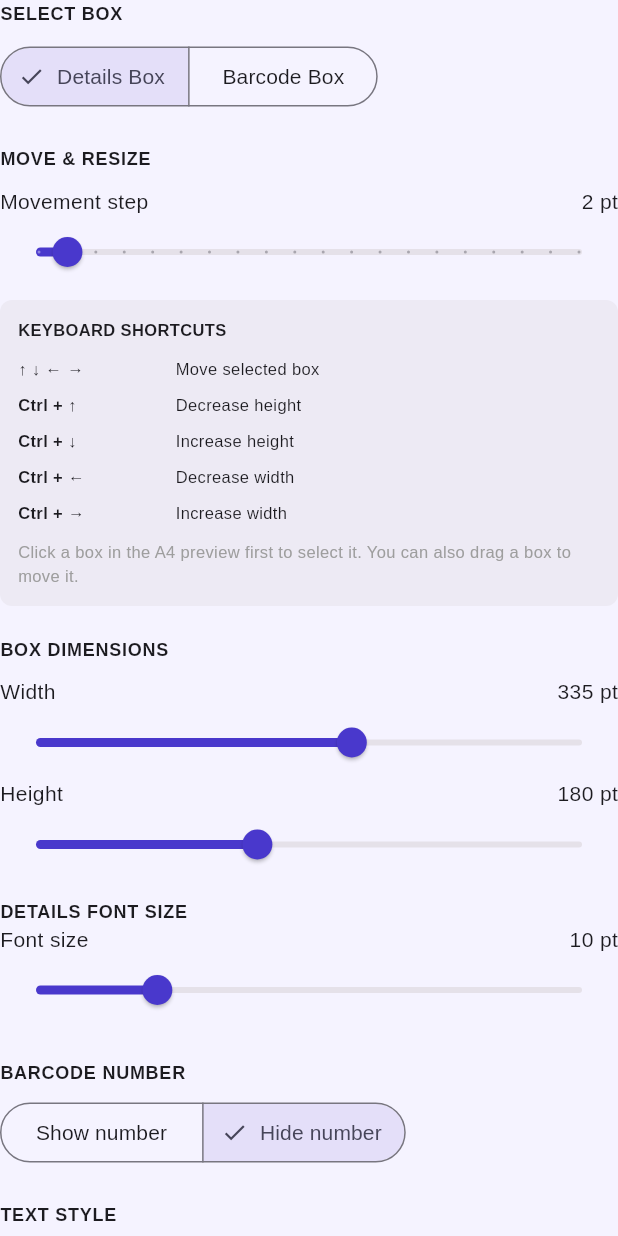
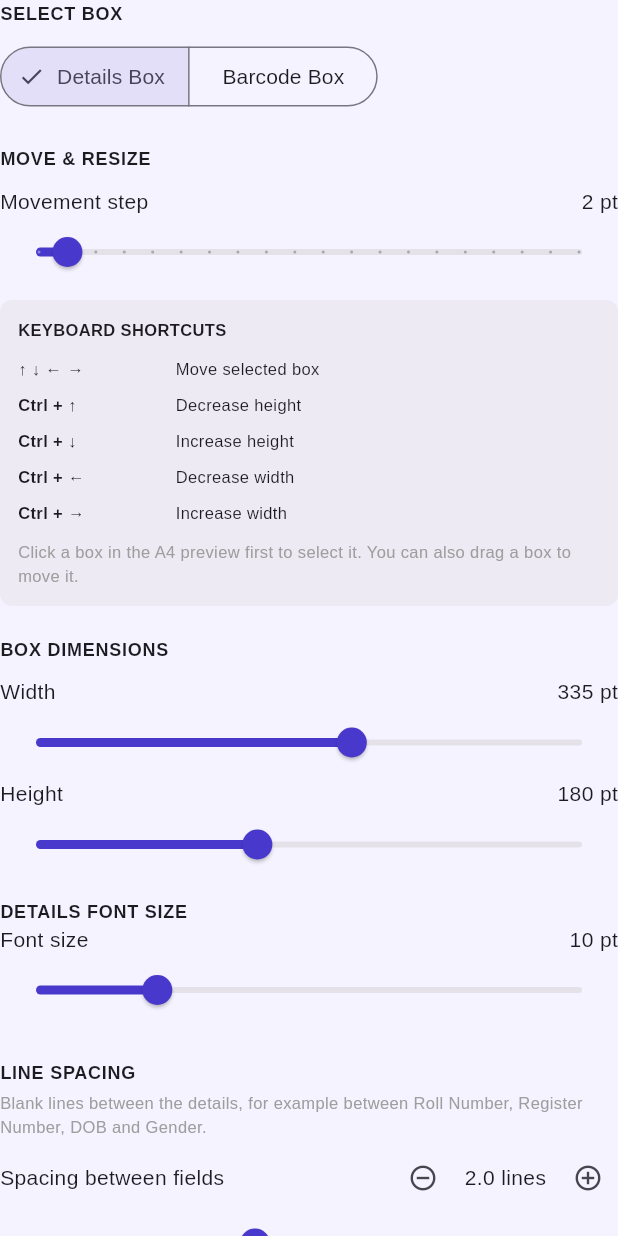
Before and after one commit to PRABAKARAN32/omr-pdf-generator, a Flutter app: the LayoutControls widget shown alone on an empty page, opened directly with empty values, on a phone screen of 412 x 824 dp. Run offline on Flutter 3.47's test engine with Material 3 defaults, Android fonts, the phone set to English and light mode, and no system bars; our stand-ins replace file_picker, flutter_riverpod, pdf, printing; missing offline and left inert: excel.

Commit message:
The Line spaceing is added.

```diff
--- a/lib/features/layout_designer/models/layout_configuration.dart
+++ b/lib/features/layout_designer/models/layout_configuration.dart
@@ -45,13 +45,35 @@ class LayoutConfiguration {
   static const double pageWidth = 595.28;
   static const double pageHeight = 841.89;
 
+  /// Line spacing = number of blank lines between two detail fields.
+  /// Decimal values are allowed (for example 1.1, 1.2, 1.4, 1.6).
+  static const double minLineSpacing = 0.0;
+  static const double maxLineSpacing = 5.0;
+  static const double defaultLineSpacing = 2.0;
+
+  /// Size of one step of the slider and of the + / - buttons.
+  static const double lineSpacingStep = 0.1;
+
+  /// Height of one blank line, relative to the font size.
+  /// This is the ONLY place to change if the spacing looks too big/small.
+  static const double _lineHeightFactor = 1.2;
+
+  /// Converts "N blank lines" into PDF points for the given font size.
+  /// Used by the A4 preview, the layout warnings and the PDF itself, so
+  /// all three always agree.
+  static double lineSpacingInPoints(double lines, double fontSize) {
+    return lines * fontSize * _lineHeightFactor;
+  }
+
   final LayoutBox detailsBox;
   final LayoutBox barcodeBox;
   final LayoutBoxType selectedBox;
 
   final double movementStep;
   final double detailsFontSize;
-  final double fieldSpacing;
+
+  /// Blank lines between the detail fields (0.0 to 5.0, default 2.0).
+  final double lineSpacing;
 
   final bool showBarcodeNumber;
   final LayoutTextStyle textStyle;
@@ -71,7 +93,7 @@ class LayoutConfiguration {
     this.selectedBox = LayoutBoxType.details,
     this.movementStep = 2,
     this.detailsFontSize = 10,
-    this.fieldSpacing = 2,
+    this.lineSpacing = defaultLineSpacing,
     this.showBarcodeNumber = false,
     this.textStyle = LayoutTextStyle.bold,
     this.applyDetailsToAll = true,
@@ -90,7 +112,7 @@ class LayoutConfiguration {
     LayoutBoxType? selectedBox,
     double? movementStep,
     double? detailsFontSize,
-    double? fieldSpacing,
+    double? lineSpacing,
     bool? showBarcodeNumber,
     LayoutTextStyle? textStyle,
     bool? applyDetailsToAll,
@@ -104,7 +126,7 @@ class LayoutConfiguration {
       selectedBox: selectedBox ?? this.selectedBox,
       movementStep: movementStep ?? this.movementStep,
       detailsFontSize: detailsFontSize ?? this.detailsFontSize,
-      fieldSpacing: fieldSpacing ?? this.fieldSpacing,
+      lineSpacing: lineSpacing ?? this.lineSpacing,
       showBarcodeNumber: showBarcodeNumber ?? this.showBarcodeNumber,
       textStyle: textStyle ?? this.textStyle,
       applyDetailsToAll: applyDetailsToAll ?? this.applyDetailsToAll,
@@ -121,7 +143,7 @@ class LayoutConfiguration {
       'selectedBox': selectedBox.name,
       'movementStep': movementStep,
       'detailsFontSize': detailsFontSize,
-      'fieldSpacing': fieldSpacing,
+      'lineSpacing': lineSpacing,
       'showBarcodeNumber': showBarcodeNumber,
       'textStyle': textStyle.name,
       'applyDetailsToAll': applyDetailsToAll,
@@ -172,8 +194,10 @@ class LayoutConfiguration {
       detailsFontSize:
           (json['detailsFontSize'] as num?)?.toDouble() ??
           defaults.detailsFontSize,
-      fieldSpacing:
-          (json['fieldSpacing'] as num?)?.toDouble() ?? defaults.fieldSpacing,
+      lineSpacing:
+          ((json['lineSpacing'] as num?)?.toDouble() ?? defaults.lineSpacing)
+              .clamp(minLineSpacing, maxLineSpacing)
+              .toDouble(),
       showBarcodeNumber:
           json['showBarcodeNumber'] as bool? ?? defaults.showBarcodeNumber,
       textStyle: LayoutTextStyle.values.firstWhere(
--- a/lib/features/layout_designer/providers/layout_configuration_provider.dart
+++ b/lib/features/layout_designer/providers/layout_configuration_provider.dart
@@ -164,9 +164,22 @@ class LayoutConfigurationNotifier extends Notifier<LayoutConfiguration> {
     state = state.copyWith(detailsFontSize: value);
   }
 
-  void updateFieldSpacing(double value) {
-    if (value < 0) return;
-    state = state.copyWith(fieldSpacing: value);
+  /// Blank lines between the detail fields, in steps of 0.1.
+  /// Always kept between 0.0 and 5.0.
+  void updateLineSpacing(double value) {
+    // Round to one decimal so values like 1.2000000000000002 never appear.
+    final rounded = (value * 10).round() / 10;
+
+    final lines = rounded
+        .clamp(
+          LayoutConfiguration.minLineSpacing,
+          LayoutConfiguration.maxLineSpacing,
+        )
+        .toDouble();
+
+    if ((lines - state.lineSpacing).abs() < 0.0001) return;
+
+    state = state.copyWith(lineSpacing: lines);
   }
 
   void updateShowBarcodeNumber(bool value) {
--- a/lib/features/layout_designer/screens/layout_designer_screen.dart
+++ b/lib/features/layout_designer/screens/layout_designer_screen.dart
@@ -159,7 +159,7 @@ class _LayoutDesignerScreenState extends ConsumerState<LayoutDesignerScreen> {
           ),
 
           Tooltip(
-            message: 'Zoom into the top half of the A4 page',
+            message: 'Zoom in. Use the side scroll bar or mouse wheel to move down the page',
             child: Row(
               mainAxisSize: MainAxisSize.min,
               children: [
@@ -171,7 +171,7 @@ class _LayoutDesignerScreenState extends ConsumerState<LayoutDesignerScreen> {
                     });
                   },
                 ),
-                const Text('Zoom first half'),
+                const Text('Zoom in'),
               ],
             ),
           ),
--- a/lib/features/layout_designer/widgets/layout_controls.dart
+++ b/lib/features/layout_designer/widgets/layout_controls.dart
@@ -151,6 +151,19 @@ class LayoutControls extends StatelessWidget {
 
         const SizedBox(height: 22),
 
+        _sectionTitle('LINE SPACING'),
+        const SizedBox(height: 4),
+        const Text(
+          'Blank lines between the details, for example between Roll '
+          'Number, Register Number, DOB and Gender.',
+          style: TextStyle(fontSize: 11, color: Colors.grey),
+        ),
+        const SizedBox(height: 6),
+
+        _lineSpacingControl(),
+
+        const SizedBox(height: 22),
+
         _sectionTitle('BARCODE NUMBER'),
         const SizedBox(height: 8),
 
@@ -239,6 +252,57 @@ class LayoutControls extends StatelessWidget {
     );
   }
 
+  Widget _lineSpacingControl() {
+    const minValue = LayoutConfiguration.minLineSpacing;
+    const maxValue = LayoutConfiguration.maxLineSpacing;
+    const step = LayoutConfiguration.lineSpacingStep;
+
+    final value = configuration.lineSpacing;
+    final divisions = ((maxValue - minValue) / step).round();
+
+    return Column(
+      children: [
+        Row(
+          children: [
+            const Text('Spacing between fields'),
+            const Spacer(),
+            IconButton(
+              tooltip: 'Decrease by 0.1',
+              visualDensity: VisualDensity.compact,
+              onPressed: value <= minValue
+                  ? null
+                  : () => notifier.updateLineSpacing(value - step),
+              icon: const Icon(Icons.remove_circle_outline, size: 20),
+            ),
+            SizedBox(
+              width: 70,
+              child: Text(
+                '${value.toStringAsFixed(1)} lines',
+                textAlign: TextAlign.center,
+              ),
+            ),
+            IconButton(
+              tooltip: 'Increase by 0.1',
+              visualDensity: VisualDensity.compact,
+              onPressed: value >= maxValue
+                  ? null
+                  : () => notifier.updateLineSpacing(value + step),
+              icon: const Icon(Icons.add_circle_outline, size: 20),
+            ),
+          ],
+        ),
+        Slider(
+          value: value.clamp(minValue, maxValue),
+          min: minValue,
+          max: maxValue,
+          divisions: divisions,
+          label: value.toStringAsFixed(1),
+          onChanged: notifier.updateLineSpacing,
+        ),
+      ],
+    );
+  }
+
   Widget _dimensionSlider({
     required String label,
     required double value,
@@ -246,6 +310,7 @@ class LayoutControls extends StatelessWidget {
     required double max,
     required ValueChanged<double> onChanged,
     String suffix = 'pt',
+    int? divisions,
   }) {
     final safeValue = value.clamp(min, max);
 
@@ -258,7 +323,13 @@ class LayoutControls extends StatelessWidget {
             Text('${value.toStringAsFixed(0)} $suffix'),
           ],
         ),
-        Slider(value: safeValue, min: min, max: max, onChanged: onChanged),
+        Slider(
+          value: safeValue,
+          min: min,
+          max: max,
+          divisions: divisions,
+          onChanged: onChanged,
+        ),
       ],
     );
   }
```
Also changed, not shown: lib/core/utils/pdf_fonts.dart (+48 -2 lines), lib/features/layout_designer/providers/layout_warnings_provider.dart (+11 -1 lines), lib/features/layout_designer/widgets/a4_page_preview.dart (+154 -94 lines), lib/features/pdf_generation/services/pdf_batch_service.dart (+10 -1 lines), lib/features/pdf_generation/services/pdf_generation_service.dart (+13 -5 lines).
